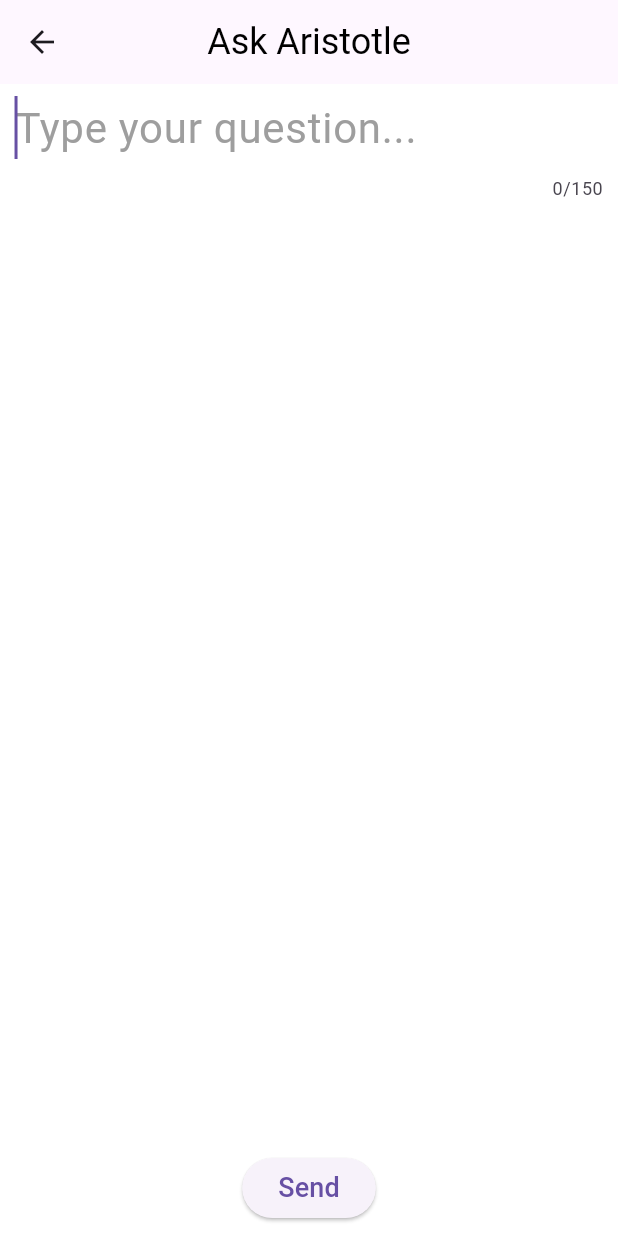
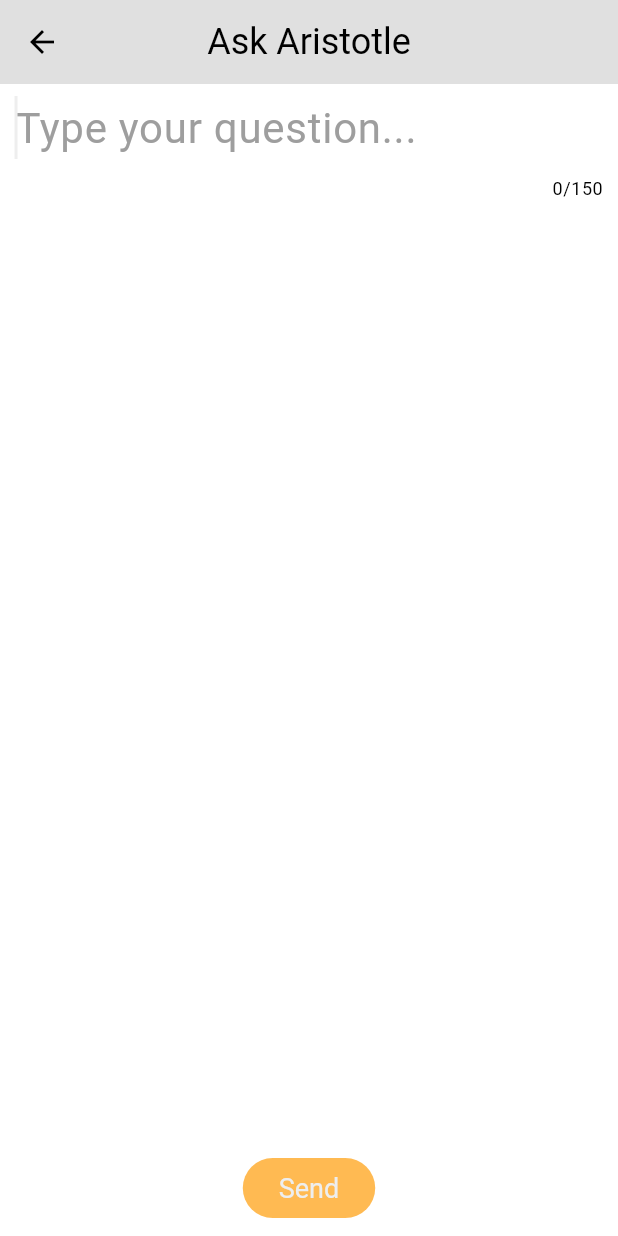
Before and after one commit to Nishchay1/openai-chatbot, a Flutter app: the FigureScreenComponents screen opened directly, on a phone screen of 412 x 824 dp. Run offline on Flutter 3.47's test engine with Material 3 defaults, Android fonts, the phone set to English and light mode, and no system bars.

Commit message:
Add basic custom theme.

```diff
--- a/lib/main.dart
+++ b/lib/main.dart
@@ -5,6 +5,7 @@ import 'package:chatbot/screens/confucius_screen.dart';
 import 'package:chatbot/screens/curie_screen.dart';
 import 'package:chatbot/screens/lincoln_screen.dart';
 import 'package:chatbot/screens/mlk_screen.dart';
+import 'package:chatbot/theme/theme.dart';
 import 'package:flutter/material.dart';
 
 import 'screens/home_screen.dart';
@@ -21,9 +22,7 @@ class MyApp extends StatelessWidget {
   Widget build(BuildContext context) {
     return MaterialApp(
       title: 'Ask Historical Figures',
-      theme: ThemeData(
-        useMaterial3: true,
-      ),
+      theme: lightMode,
       home: const HomeScreen(),
       routes: {
         '/buddha_screen': (context) => const BuddhaScreen(),
--- a/lib/screens/home_screen.dart
+++ b/lib/screens/home_screen.dart
@@ -106,7 +106,7 @@ class _HomeScreenState extends State<HomeScreen> {
                 child: Text(style: TextStyle(fontSize: 18),
                     "The following content has been automatically generated by an AI system and should be used for informational purposes only. We cannot guarantee the accuracy, completeness, or timeliness of the information provided. Any actions taken based on this content are at your own risk."),
               ),
-              actions: [TextButton(onPressed: ()=>Navigator.of(context).pop(), child: Text(style: TextStyle(fontSize: 18), "I Understand")),TextButton(onPressed: ()=>SystemChannels.platform.invokeMethod('SystemNavigator.pop'), child: Text(style: TextStyle(fontSize: 18), "Quit"))],
+              actions: [TextButton(onPressed: ()=>Navigator.of(context).pop(), child: Text(style: TextStyle(fontSize: 18, color: Colors.deepPurpleAccent), "I Understand")),TextButton(onPressed: ()=>SystemChannels.platform.invokeMethod('SystemNavigator.pop'), child: Text(style: TextStyle(fontSize: 18, color: Colors.deepPurpleAccent), "Quit"))],
             ));
   }
 }
--- a/lib/shared/figure_screen_components.dart
+++ b/lib/shared/figure_screen_components.dart
@@ -1,4 +1,5 @@
 import 'package:chatbot/services/openai_service.dart';
+import 'package:chatbot/theme/button.dart';
 import 'package:flutter/material.dart';
 import 'package:chatbot/shared/animated_figure.dart';
 
@@ -139,6 +140,7 @@ class _FigureScreenComponentsState extends State<FigureScreenComponents>
                     )),
                   ),
                   ElevatedButton(
+                    style: primaryButton,
                       onPressed: showMessageInput,
                       child: Text(
                           style: TextStyle(fontSize: 24),
@@ -181,6 +183,7 @@ class _FigureScreenComponentsState extends State<FigureScreenComponents>
                   Padding(
                     padding: const EdgeInsets.only(bottom: 8.0),
                     child: ElevatedButton(
+                      style: primaryButton,
                         onPressed: sendMsg,
                         child: Text("Send", style: TextStyle(fontSize: 18),)),
                   )
--- a/lib/shared/figure_select_screen.dart
+++ b/lib/shared/figure_select_screen.dart
@@ -1,3 +1,4 @@
+import 'package:chatbot/theme/button.dart';
 import 'package:flutter/material.dart';
 
 class FigureSelectScreen extends StatefulWidget {
@@ -52,9 +53,10 @@ class _FigureSelectScreenState extends State<FigureSelectScreen> {
                     child: SizedBox(
                       height: 50,
                       child: ElevatedButton(
+                        style: primaryButton,
                         onPressed: () =>
                             {Navigator.pushNamed(context, widget.screenName)},
-                        child: Text(style: TextStyle(fontSize: 18), "Select"),
+                        child: Text("Select"),
                       ),
                     ),
                   ),
--- /dev/null
+++ b/lib/theme/button.dart
@@ -0,0 +1,9 @@
+import 'package:flutter/material.dart';
+
+final ButtonStyle primaryButton = ElevatedButton.styleFrom(
+  backgroundColor: const Color.fromARGB(255, 255, 186, 82),
+  elevation: 0,
+  textStyle: TextStyle(
+    fontSize: 18,
+  ),
+);
--- /dev/null
+++ b/lib/theme/theme.dart
@@ -0,0 +1,11 @@
+import 'package:flutter/material.dart';
+
+ThemeData lightMode = ThemeData(
+  useMaterial3: true,
+  brightness: Brightness.light,
+  colorScheme: ColorScheme.light(
+    surface: Colors.grey.shade300,
+    primary: Colors.grey.shade200,
+    secondary: Colors.grey.shade100,
+  ),
+);
```
